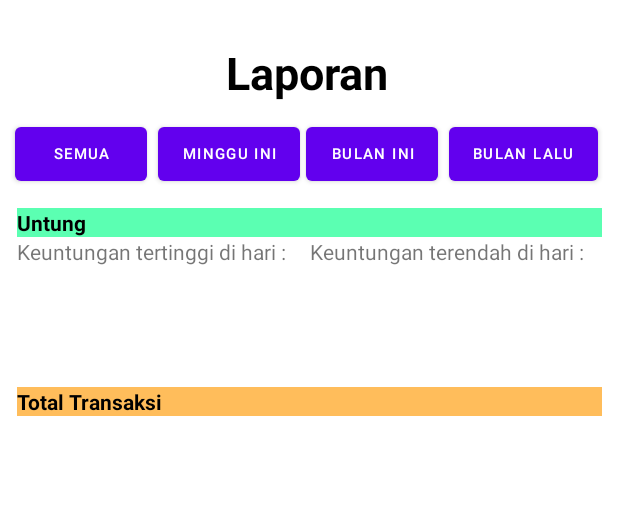
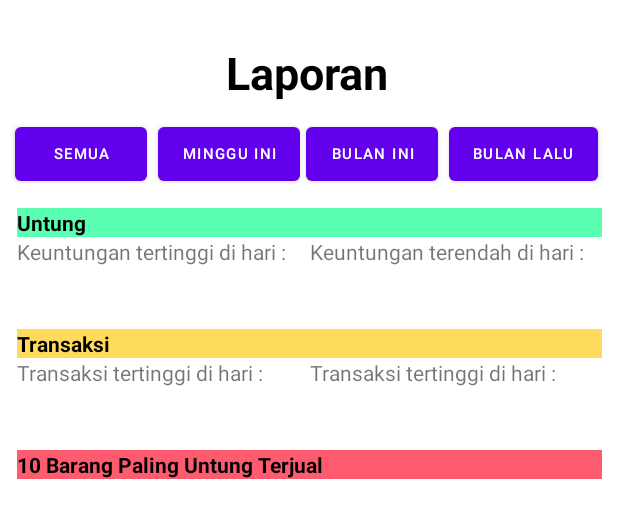
Before and after one commit to AbrorAbhirama/BukuinAja, an Android app: the layout fragment_report.xml on its own in the app's theme, with its tools: preview values and no code run, on a phone screen of 412 x 824 dp. Shown: the top 518 px of the screen. Run offline under Robolectric (Android 15) with nearby library versions, the phone set to English and light mode, and no system bars.

Commit message:
more gui

```diff
--- a/app/src/main/res/layout/fragment_report.xml
+++ b/app/src/main/res/layout/fragment_report.xml
@@ -6,17 +6,46 @@
     android:layout_height="match_parent">
 
     <TextView
-        android:id="@+id/transaction"
+        android:id="@+id/top10"
         android:layout_width="390dp"
         android:layout_height="wrap_content"
-        android:layout_marginTop="100dp"
-        android:background="#FFBD5B"
-        android:text="Total Transaksi"
+        android:layout_marginTop="20dp"
+        android:background="#FF5B6E"
+        android:text="10 Barang Paling Untung Terjual"
         android:textColor="#000000"
         android:textStyle="bold"
         app:layout_constraintEnd_toEndOf="parent"
         app:layout_constraintStart_toStartOf="parent"
+        app:layout_constraintTop_toBottomOf="@+id/day_high" />
+
+    <TextView
+        android:id="@+id/day_low"
+        android:layout_width="195dp"
+        android:layout_height="41dp"
+        android:text="Transaksi tertinggi di hari :"
+        app:layout_constraintStart_toEndOf="@+id/day_high"
+        app:layout_constraintTop_toTopOf="@+id/day_high" />
+
+    <TextView
+        android:id="@+id/day_high"
+        android:layout_width="195dp"
+        android:layout_height="41dp"
+        android:text="Transaksi tertinggi di hari :"
+        app:layout_constraintStart_toStartOf="@+id/transaction"
         app:layout_constraintTop_toBottomOf="@+id/transaction" />
+
+    <TextView
+        android:id="@+id/profit"
+        android:layout_width="390dp"
+        android:layout_height="wrap_content"
+        android:layout_marginTop="12dp"
+        android:background="#5BFFB2"
+        android:text="Untung "
+        android:textColor="#000000"
+        android:textStyle="bold"
+        app:layout_constraintEnd_toEndOf="parent"
+        app:layout_constraintStart_toStartOf="parent"
+        app:layout_constraintTop_toBottomOf="@+id/date_all" />
 
     <Button
         android:id="@+id/date_week"
@@ -29,14 +58,12 @@
         app:layout_constraintTop_toTopOf="@+id/date_all" />
 
     <TextView
-        android:id="@+id/income"
+        android:id="@+id/profit_high"
         android:layout_width="195dp"
         android:layout_height="41dp"
         android:text="Keuntungan tertinggi di hari :"
-        app:layout_constraintEnd_toEndOf="@+id/transaction"
-        app:layout_constraintHorizontal_bias="0.0"
-        app:layout_constraintStart_toStartOf="@+id/transaction"
-        app:layout_constraintTop_toBottomOf="@+id/transaction" />
+        app:layout_constraintStart_toStartOf="@+id/profit"
+        app:layout_constraintTop_toBottomOf="@+id/profit" />
 
     <TextView
         android:id="@+id/Title"
@@ -66,14 +93,14 @@
         android:id="@+id/transaction"
         android:layout_width="390dp"
         android:layout_height="wrap_content"
-        android:layout_marginTop="12dp"
-        android:background="#5BFFB2"
-        android:text="Untung "
+        android:layout_marginTop="20dp"
+        android:background="#FFDB5B"
+        android:text="Transaksi"
         android:textColor="#000000"
         android:textStyle="bold"
         app:layout_constraintEnd_toEndOf="parent"
         app:layout_constraintStart_toStartOf="parent"
-        app:layout_constraintTop_toBottomOf="@+id/date_all" />
+        app:layout_constraintTop_toBottomOf="@+id/profit_high" />
 
     <Button
         android:id="@+id/date_all"
@@ -87,12 +114,12 @@
         app:layout_constraintTop_toBottomOf="@+id/Title" />
 
     <TextView
-        android:id="@+id/outcome"
+        android:id="@+id/profit_low"
         android:layout_width="195dp"
         android:layout_height="41dp"
         android:text="Keuntungan terendah di hari :"
-        app:layout_constraintStart_toEndOf="@+id/income"
-        app:layout_constraintTop_toTopOf="@+id/income" />
+        app:layout_constraintStart_toEndOf="@+id/profit_high"
+        app:layout_constraintTop_toTopOf="@+id/profit_high" />
 
     <Button
         android:id="@+id/date_last"
@@ -103,4 +130,10 @@
         android:textSize="10sp"
         app:layout_constraintEnd_toEndOf="parent"
         app:layout_constraintTop_toTopOf="@+id/date_all" />
+
+    <androidx.recyclerview.widget.RecyclerView
+        android:layout_width="390dp"
+        android:layout_height="369dp"
+        app:layout_constraintStart_toStartOf="@+id/top10"
+        app:layout_constraintTop_toBottomOf="@+id/top10" />
 </androidx.constraintlayout.widget.ConstraintLayout>
```
Also changed, not shown: app/src/main/res/layout/fragment_debt.xml (added, +46 -0 lines), app/src/main/res/layout/fragment_history.xml (+5 -5 lines).
